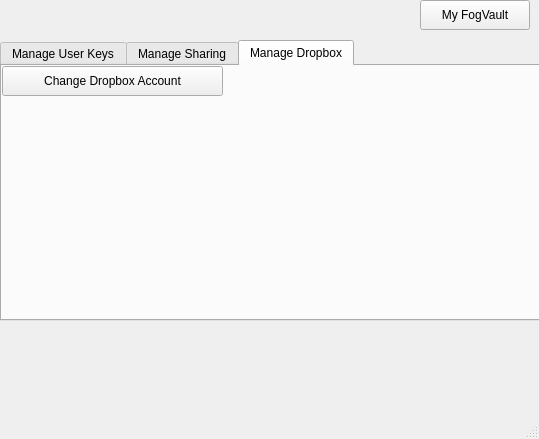
Old version of the form fvmainwindow.ui in the repository bzy-xyz/fogvault.
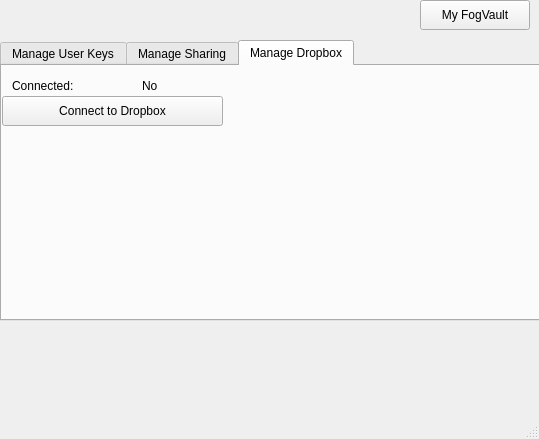
New version of the form. The open tabs and pages were chosen to show the change.

Commit message: new ui status labels, ui to connect to dropbox

Diff of the .ui file:
```diff
--- a/fvmainwindow.ui
+++ b/fvmainwindow.ui
@@ -204,13 +204,39 @@
       <property name="geometry">
        <rect>
         <x>0</x>
-        <y>0</y>
+        <y>30</y>
         <width>221</width>
         <height>30</height>
        </rect>
       </property>
       <property name="text">
-       <string>Change Dropbox Account</string>
+       <string>Connect to Dropbox</string>
+      </property>
+     </widget>
+     <widget class="QLabel" name="label_4">
+      <property name="geometry">
+       <rect>
+        <x>10</x>
+        <y>10</y>
+        <width>91</width>
+        <height>20</height>
+       </rect>
+      </property>
+      <property name="text">
+       <string>Connected:</string>
+      </property>
+     </widget>
+     <widget class="QLabel" name="connect_label">
+      <property name="geometry">
+       <rect>
+        <x>140</x>
+        <y>10</y>
+        <width>76</width>
+        <height>20</height>
+       </rect>
+      </property>
+      <property name="text">
+       <string>No</string>
       </property>
      </widget>
     </widget>
```
Left out of the diff: 28 changed lines with no effect on the pictures. The commit also changes 3 other files.
